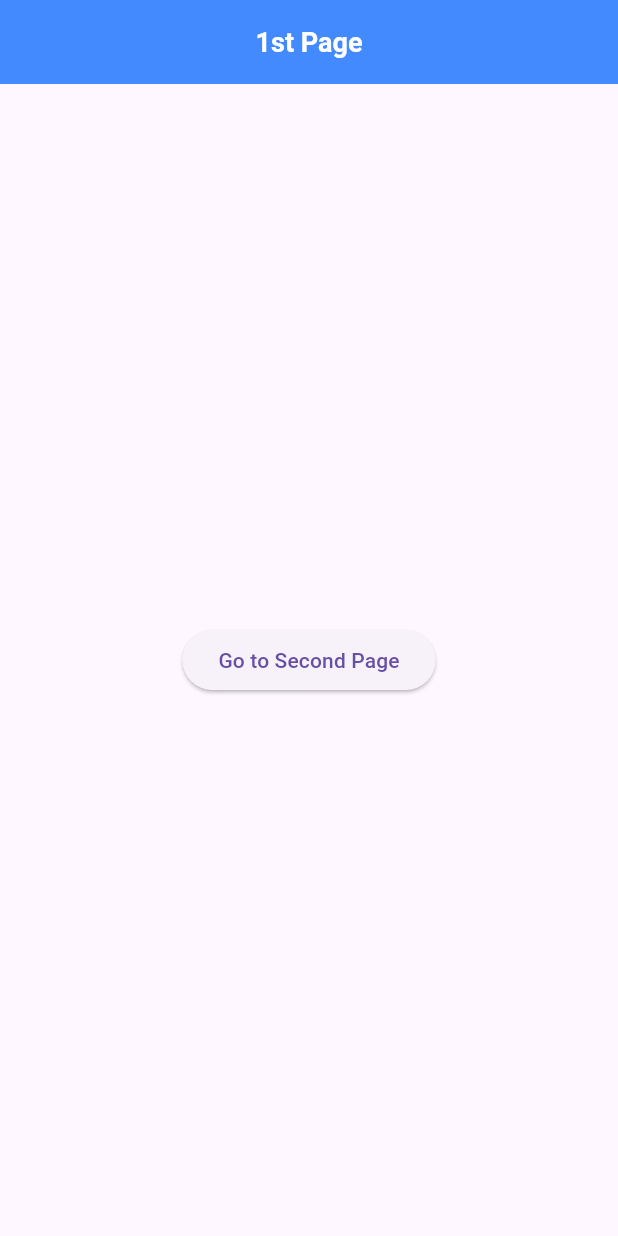
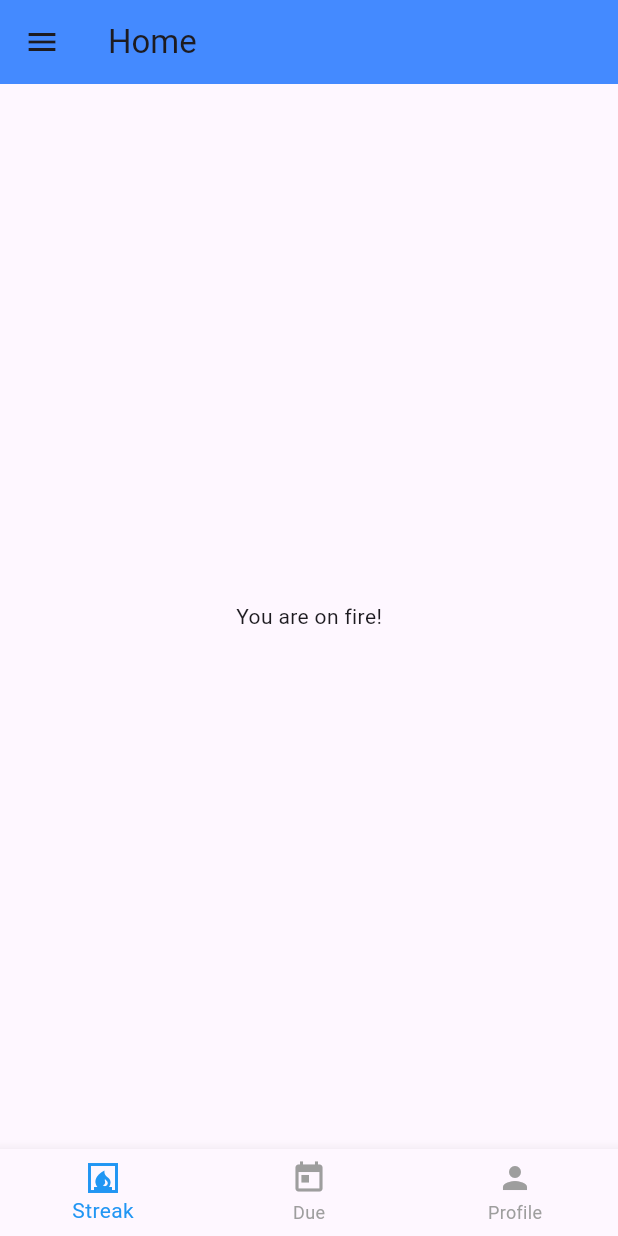
Before and after one commit to eric-asare/learning_flutter, a Flutter app: the screen it shows after launch, on a phone screen of 412 x 824 dp. Run offline on Flutter 3.47's test engine with Material 3 defaults, Android fonts, the phone set to English and light mode, and no system bars.

Commit message:
Building VerseMemory by applying my learnings on Drawer and BottomNavigationBar widget

```diff
--- a/lib/main.dart
+++ b/lib/main.dart
@@ -1,9 +1,9 @@
 // ignore_for_file: prefer_const_constructors
 
 import 'package:flutter/material.dart';
-import 'package:flutter/widgets.dart';
-import 'package:hello_world/pages/first_page.dart';
-import 'package:hello_world/pages/second_page.dart';
+import 'package:hello_world/pages/home_page.dart';
+import 'package:hello_world/pages/logout_page.dart';
+import 'package:hello_world/pages/settings_page.dart';
 
 void main() {
   runApp(MyApp());
@@ -16,10 +16,11 @@ class MyApp extends StatelessWidget {
   Widget build(BuildContext context) {
     return MaterialApp(
       debugShowCheckedModeBanner: false,
-      home: FirstPage(),
+      home: HomePage(),
       routes: {
-        '/secondPage': (context) => SecondPage(),
-        '/firstPage': (context) => FirstPage(),
+        '/homePage': (context) => HomePage(),
+        '/settingsPage': (context) => SettingsPage(),
+        '/logoutPage': (context) => LogoutPage()
       },
     );
   }
--- /dev/null
+++ b/lib/pages/due_page.dart
@@ -0,0 +1,11 @@
+import 'package:flutter/material.dart';
+
+class DuePage extends StatelessWidget {
+  const DuePage({super.key});
+
+  @override
+  Widget build(BuildContext context) {
+    return Scaffold(
+        body: Center(child: Text("Verses due today. Memorize now!")));
+  }
+}
--- a/lib/pages/first_page.dart
+++ /dev/null
@@ -1,29 +0,0 @@
-import 'package:flutter/material.dart';
-import 'package:hello_world/pages/second_page.dart';
-
-class FirstPage extends StatelessWidget {
-  const FirstPage({super.key});
-
-  @override
-  Widget build(BuildContext context) {
-    return Scaffold(
-        appBar: AppBar(
-          title: Center(child: Text("1st Page")),
-          titleTextStyle: TextStyle(
-            color: Colors.white,
-            fontSize: 18,
-            fontWeight: FontWeight.bold,
-          ),
-          backgroundColor: Colors.blueAccent,
-        ),
-        body: Center(
-          child: ElevatedButton(
-            child: Text("Go to Second Page"),
-            onPressed: () {
-              // Navigate to second page
-              Navigator.pushNamed(context, '/secondPage');
-            },
-          ),
-        ));
-  }
-}
--- /dev/null
+++ b/lib/pages/home_page.dart
@@ -0,0 +1,77 @@
+// ignore_for_file: prefer_const_constructors, prefer_const_literals_to_create_immutables
+
+import 'package:flutter/material.dart';
+import 'package:hello_world/pages/due_page.dart';
+import 'package:hello_world/pages/profile_page.dart';
+import 'package:hello_world/pages/streak_page.dart';
+
+class HomePage extends StatefulWidget {
+  HomePage({super.key});
+
+  @override
+  State<HomePage> createState() => _HomePageState();
+}
+
+class _HomePageState extends State<HomePage> {
+  // Method to update index
+  void _navigateBottomBar(int index) {
+    setState(() {
+      _selectedIndex = index;
+    });
+  }
+
+  // List all pages
+  final List _pages = [StreakPage(), DuePage(), ProfilePage()];
+
+  // selected index
+  int _selectedIndex = 0;
+
+  @override
+  Widget build(BuildContext context) {
+    return Scaffold(
+        appBar: AppBar(
+          title: Text("Home"),
+          backgroundColor: Colors.blueAccent,
+        ),
+        body: _pages[_selectedIndex],
+        drawer: Drawer(
+          backgroundColor: Colors.deepPurple[100],
+          child: Column(
+            children: [
+              DrawerHeader(child: Icon(Icons.book, size: 32)),
+              // homepage list tile
+              ListTile(
+                  leading: Icon(Icons.settings),
+                  title: Text("Settings"),
+                  onTap: () {
+                    // pop drawer first
+                    Navigator.pop(context);
+                    Navigator.pushNamed(context, '/settingsPage');
+                  }),
+
+              ListTile(
+                  leading: Icon(Icons.logout),
+                  title: Text('Logout'),
+                  onTap: () {
+                    Navigator.pop(context);
+                    Navigator.pushNamed(context, '/logoutPage');
+                  })
+            ],
+          ),
+        ),
+        bottomNavigationBar: BottomNavigationBar(
+          currentIndex: _selectedIndex,
+          onTap: _navigateBottomBar,
+          selectedItemColor: Colors.blue,
+          unselectedItemColor: Colors.grey,
+          items: [
+            BottomNavigationBarItem(
+              icon: Icon(Icons.fireplace),
+              label: "Streak",
+            ),
+            BottomNavigationBarItem(icon: Icon(Icons.today), label: "Due"),
+            BottomNavigationBarItem(icon: Icon(Icons.person), label: "Profile")
+          ],
+        ));
+  }
+}
--- /dev/null
+++ b/lib/pages/streak_page.dart
@@ -0,0 +1,12 @@
+// ignore_for_file: prefer_const_constructors
+
+import 'package:flutter/material.dart';
+
+class StreakPage extends StatelessWidget {
+  const StreakPage({super.key});
+
+  @override
+  Widget build(BuildContext context) {
+    return Scaffold(body: Center(child: Text("You are on fire!")));
+  }
+}
```
Also changed, not shown: lib/pages/logout_page.dart (added, +12 -0 lines), lib/pages/profile_page.dart (added, +12 -0 lines), lib/pages/second_page.dart (deleted, +0 -20 lines), lib/pages/settings_page.dart (added, +12 -0 lines).
